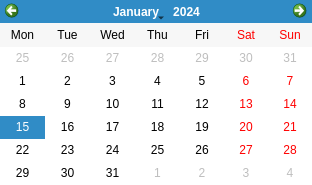
joeelfgrd/Di-Proyect, file templates/dlgCalendar.ui: the form before one commit.
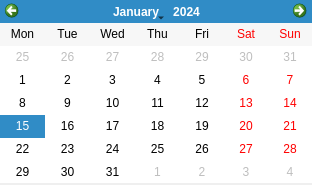
The form after the commit. Icons and pictures are not drawn.

The edit to the form file:
```diff
--- a/templates/dlgCalendar.ui
+++ b/templates/dlgCalendar.ui
@@ -41,19 +41,19 @@
      <x>0</x>
      <y>0</y>
      <width>312</width>
-     <height>185</height>
+     <height>183</height>
     </rect>
    </property>
    <property name="minimumSize">
     <size>
      <width>312</width>
-     <height>185</height>
+     <height>183</height>
     </size>
    </property>
    <property name="maximumSize">
     <size>
      <width>312</width>
-     <height>185</height>
+     <height>183</height>
     </size>
    </property>
    <property name="verticalHeaderFormat">
```
Left out of the diff: 4 changed lines with no effect on the pictures.
